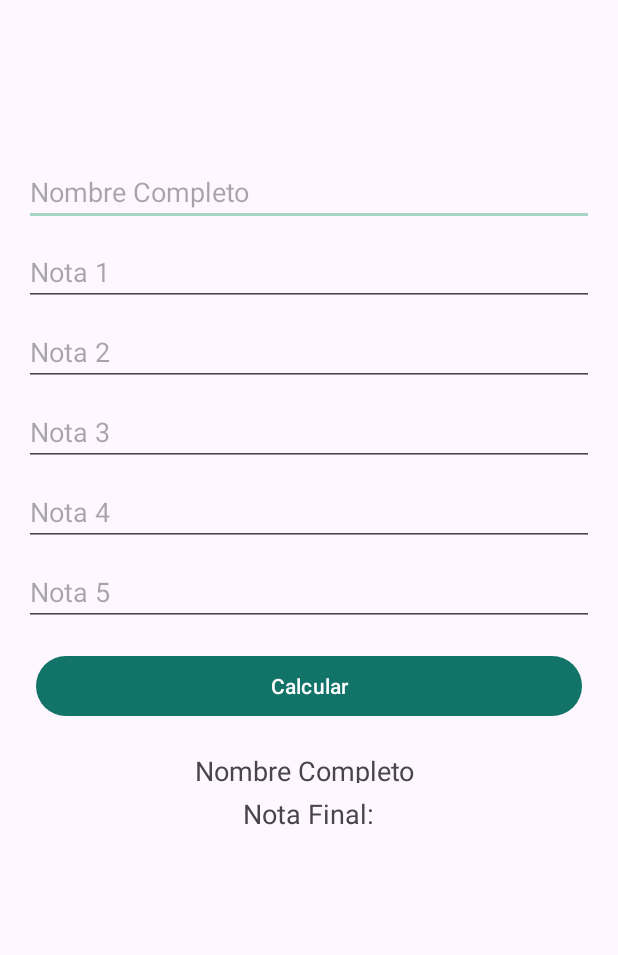
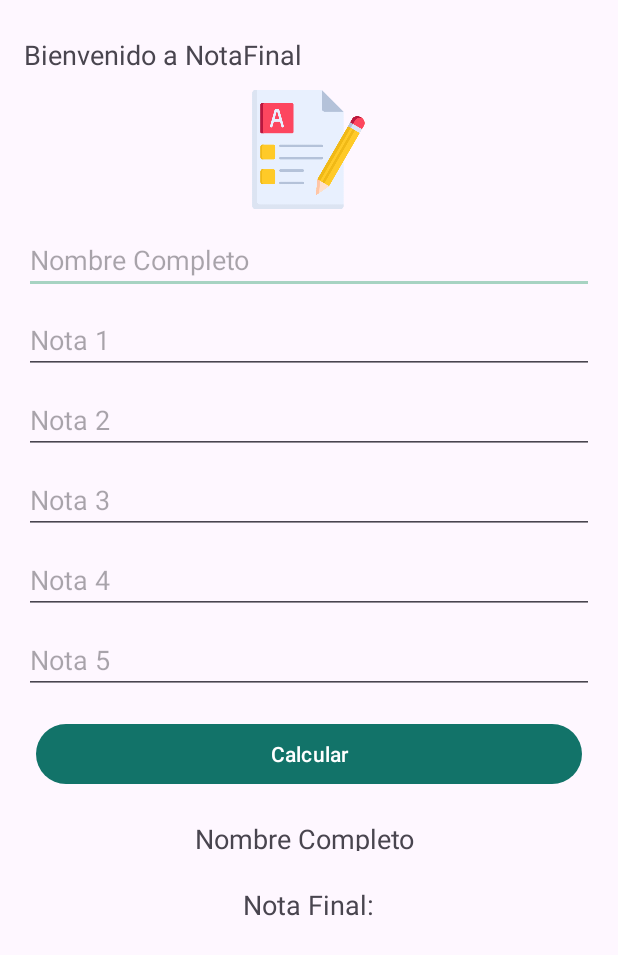
Before and after one commit to Alexis625/CL230619DSM441, an Android app: the screen it shows after launch (MainActivity), on a phone screen of 412 x 824 dp. Shown: the top 955 px of the screen. Run offline under Robolectric (Android 15) with nearby library versions, the light colour scheme and no system bars.

Commit message:
Ejercicio 01

```diff
--- a/Desafio_01/Ejercicio01/app/src/main/java/com/example/ejercicio01/MainActivity.kt
+++ b/Desafio_01/Ejercicio01/app/src/main/java/com/example/ejercicio01/MainActivity.kt
@@ -1,5 +1,6 @@
 package com.example.ejercicio01
 
+import android.graphics.Color
 import android.os.Bundle
 import android.widget.Button
 import android.widget.EditText
@@ -22,6 +23,7 @@ class MainActivity : AppCompatActivity() {
     private lateinit var Nota4: TextView
     private lateinit var Nota5: TextView
     private lateinit var Final: TextView
+    private lateinit var Estados: TextView
 
     override fun onCreate(savedInstanceState: Bundle?) {
         super.onCreate(savedInstanceState)
@@ -42,6 +44,7 @@ class MainActivity : AppCompatActivity() {
         Nota4 = findViewById(R.id.Resultado4)
         Nota5 = findViewById(R.id.Resultado5)
         Final = findViewById(R.id.Final)
+        Estados = findViewById(R.id.Estado)
 
         // Configuración del listener para el botón Calcular
         Calcular.setOnClickListener {
@@ -85,6 +88,7 @@ class MainActivity : AppCompatActivity() {
             val nota5 = num5 * 0.25
             val finalNota = nota1 + nota2 + nota3 + nota4 + nota5
 
+            // Mostrar resultados
             Nombre.text = ": ${name}"
             Nota1.text = "Nota 1: ${String.format("%.2f", nota1)}"
             Nota2.text = "Nota 2: ${String.format("%.2f", nota2)}"
@@ -92,6 +96,15 @@ class MainActivity : AppCompatActivity() {
             Nota4.text = "Nota 4: ${String.format("%.2f", nota4)}"
             Nota5.text = "Nota 5: ${String.format("%.2f", nota5)}"
             Final.text = "Nota Final: ${String.format("%.2f", finalNota)}"
+
+            // Mostrar estado con color
+            if (finalNota >= 6.0) {
+                Estados.text = "Aprobado"
+                Estados.setTextColor(getColor(R.color.colorAprobado)) // Color verde para aprobado
+            } else {
+                Estados.text = "Reprobado"
+                Estados.setTextColor(getColor(R.color.colorReprobado)) // Color rojo para reprobado
+            }
         }
     }
 }
--- a/Desafio_01/Ejercicio01/app/src/main/res/layout/activity_main.xml
+++ b/Desafio_01/Ejercicio01/app/src/main/res/layout/activity_main.xml
@@ -7,6 +7,23 @@
     android:orientation="vertical"
     android:padding="16dp"
     android:gravity="center">
+
+
+    <TextView
+        android:id="@+id/textView2"
+        android:layout_width="match_parent"
+        android:layout_height="wrap_content"
+        android:layout_marginTop="8dp"
+        android:text="@string/Bienvenida"
+        android:textSize="18sp"
+        />
+
+    <ImageView
+        android:id="@+id/imageView2"
+        android:layout_width="79dp"
+        android:layout_height="102dp"
+        app:srcCompat="@drawable/puntuacion" />
+
     <EditText
         android:id="@+id/Nombre"
         android:layout_width="match_parent"
@@ -77,13 +94,14 @@
         android:layout_height="wrap_content"
         android:orientation="horizontal"
         android:gravity="center">
+
         <TextView
             android:id="@+id/NombreCompleto"
             android:layout_width="wrap_content"
             android:layout_height="wrap_content"
+            android:layout_marginTop="8dp"
             android:text="@string/hint_nombre"
-            android:textSize="18sp"
-            android:layout_marginTop="8dp" />
+            android:textSize="18sp" />
         <TextView
             android:id="@+id/Nombreresult"
             android:layout_width="wrap_content"
@@ -93,6 +111,10 @@
             android:layout_marginTop="8dp" />
     </LinearLayout>
 
+    <Space
+        android:layout_width="match_parent"
+        android:layout_height="15dp" />
+
     <TextView
         android:id="@+id/Final"
         android:layout_width="wrap_content"
@@ -100,6 +122,20 @@
         android:text="@string/resultado"
         android:textSize="18sp"
         android:layout_marginTop="8dp" />
+
+    <LinearLayout
+        android:layout_width="match_parent"
+        android:layout_height="wrap_content"
+        android:orientation="horizontal"
+        android:gravity="center">
+        <TextView
+            android:id="@+id/Estado"
+            android:layout_width="wrap_content"
+            android:layout_height="wrap_content"
+            android:text=" "
+            android:textSize="18sp"
+            android:layout_marginTop="8dp" />
+    </LinearLayout>
 
     <LinearLayout
         android:layout_width="match_parent"
--- a/Desafio_01/Ejercicio01/app/src/main/res/values/colors.xml
+++ b/Desafio_01/Ejercicio01/app/src/main/res/values/colors.xml
@@ -3,4 +3,6 @@
     <color name="colorPrimary">#127369</color>
     <color name="colorPrimaryDark">#0F4C40</color>
     <color name="colorAccent">#A7D3C2</color>
+    <color name="colorAprobado">#4CAF50</color>
+    <color name="colorReprobado">#F44336</color>
 </resources>
--- a/Desafio_01/Ejercicio01/app/src/main/res/values/strings.xml
+++ b/Desafio_01/Ejercicio01/app/src/main/res/values/strings.xml
@@ -1,5 +1,6 @@
 <resources>
     <string name="app_name">Ejercicio01</string>
+    <string name="Bienvenida">Bienvenido a NotaFinal</string>
     <string name="resultado">Nota Final: </string>
     <string name="hint_nombre">Nombre Completo</string>
     <string name="hint_input">Nota 1</string>
```
Also changed, not shown: Desafio_01/Ejercicio01/app/src/main/res/drawable/puntuacion.png (added).
